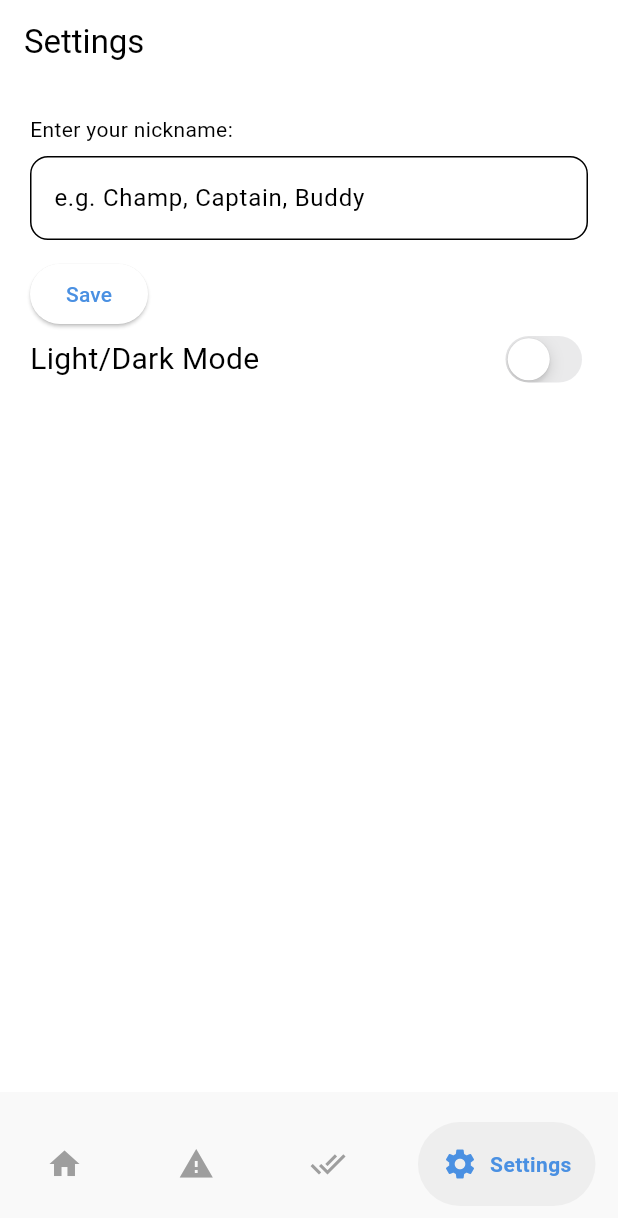
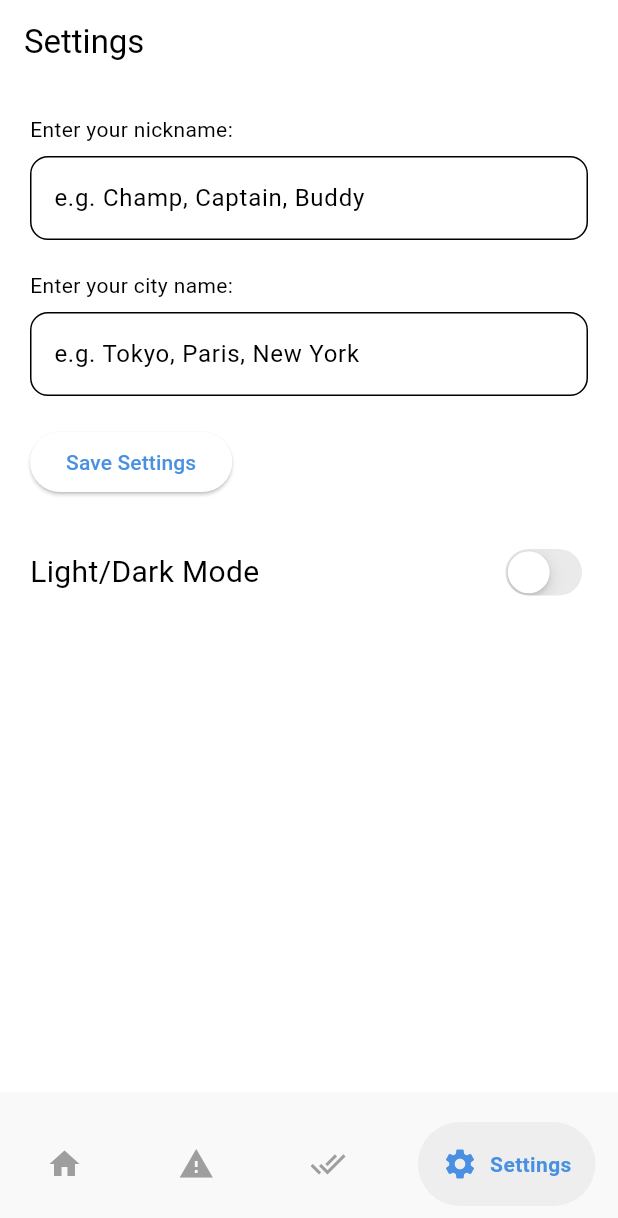
Before and after one commit to Ibrhm75/brivlo, a Flutter app: the screen it shows after launch, item 4 of the bottom bar chosen, on a phone screen of 412 x 824 dp. Shown: the top 1218 px of the screen. Run offline on Flutter 3.47's test engine with Material 3 defaults, Android fonts, the phone set to English and light mode, and no system bars; drawn by our look-alikes of google_nav_bar; our stand-ins replace flutter_animate, shared_preferences, weather; network calls fail.

Commit message:
added option for user to choose city weather

```diff
--- /dev/null
+++ b/lib/consts.dart
@@ -0,0 +1 @@
+const OPENWEATHER_API_KEY = "81807ee39a517e955a9f696c14630f58";
--- a/lib/pages/home_page.dart
+++ b/lib/pages/home_page.dart
@@ -16,9 +16,9 @@ class _HomePageState extends State<HomePage> {
   int _selectedIndex = 0;
 
   static final List<Widget> _widgetOptions = <Widget>[
-    DashboardPage(),
+    const DashboardPage(),
     const EssentialsPage(),
-    TodoPage(),
+    const TodoPage(),
     const SettingsPage(),
   ];
 
--- a/lib/pages/settings_page.dart
+++ b/lib/pages/settings_page.dart
@@ -2,7 +2,6 @@ import 'package:brivlo/theme/theme_provider.dart';
 import 'package:flutter/cupertino.dart';
 import 'package:flutter/material.dart';
 import 'package:provider/provider.dart';
-import 'package:flutter/material.dart';
 import 'package:shared_preferences/shared_preferences.dart';
 
 class SettingsPage extends StatefulWidget {
@@ -14,23 +13,27 @@ class SettingsPage extends StatefulWidget {
 
 class _SettingsPageState extends State<SettingsPage> {
   final TextEditingController _nicknameController = TextEditingController();
+  final TextEditingController _cityController = TextEditingController();
 
   @override
   void initState() {
     super.initState();
-    _loadNickname();
+    _loadUserSettings();
   }
 
-  Future<void> _loadNickname() async {
+  Future<void> _loadUserSettings() async {
     final prefs = await SharedPreferences.getInstance();
     _nicknameController.text = prefs.getString('nickname') ?? '';
+    _cityController.text = prefs.getString('city') ?? '';
   }
 
-  Future<void> _saveNickname() async {
+  Future<void> _saveSettings() async {
     final prefs = await SharedPreferences.getInstance();
     await prefs.setString('nickname', _nicknameController.text.trim());
+    await prefs.setString('city', _cityController.text.trim());
+
     ScaffoldMessenger.of(context).showSnackBar(
-      const SnackBar(content: Text('Nickname saved!')),
+      const SnackBar(content: Text('Settings saved!')),
     );
   }
 
@@ -49,15 +52,29 @@ class _SettingsPageState extends State<SettingsPage> {
               controller: _nicknameController,
               decoration: InputDecoration(
                 hintText: "e.g. Champ, Captain, Buddy",
-                border:
-                    OutlineInputBorder(borderRadius: BorderRadius.circular(12)),
+                border: OutlineInputBorder(
+                  borderRadius: BorderRadius.circular(12),
+                ),
               ),
             ),
-            const SizedBox(height: 12),
+            const SizedBox(height: 20),
+            const Text("Enter your city name:"),
+            const SizedBox(height: 8),
+            TextField(
+              controller: _cityController,
+              decoration: InputDecoration(
+                hintText: "e.g. Tokyo, Paris, New York",
+                border: OutlineInputBorder(
+                  borderRadius: BorderRadius.circular(12),
+                ),
+              ),
+            ),
+            const SizedBox(height: 20),
             ElevatedButton(
-              onPressed: _saveNickname,
-              child: const Text("Save"),
+              onPressed: _saveSettings,
+              child: const Text("Save Settings"),
             ),
+            const SizedBox(height: 30),
             Row(
               mainAxisAlignment: MainAxisAlignment.spaceBetween,
               children: [
@@ -81,3 +98,105 @@ class _SettingsPageState extends State<SettingsPage> {
     );
   }
 }
+
+
+// import 'package:brivlo/theme/theme_provider.dart';
+// import 'package:flutter/cupertino.dart';
+// import 'package:flutter/material.dart';
+// import 'package:provider/provider.dart';
+// import 'package:shared_preferences/shared_preferences.dart';
+
+// class SettingsPage extends StatefulWidget {
+//   const SettingsPage({Key? key}) : super(key: key);
+
+//   @override
+//   State<SettingsPage> createState() => _SettingsPageState();
+// }
+
+// class _SettingsPageState extends State<SettingsPage> {
+//   final TextEditingController _nicknameController = TextEditingController();
+//   final TextEditingController _cityController = TextEditingController();
+
+//   @override
+//   void initState() {
+//     super.initState();
+//     _loadUserSettings();
+//   }
+
+//   Future<void> _loadUserSettings() async {
+//     final prefs = await SharedPreferences.getInstance();
+//     _nicknameController.text = prefs.getString('nickname') ?? '';
+//     _cityController.text = prefs.getString('city') ?? '';
+//   }
+
+//   Future<void> _saveSettings() async {
+//     final prefs = await SharedPreferences.getInstance();
+//     await prefs.setString('nickname', _nicknameController.text.trim());
+//     await prefs.setString('city', _cityController.text.trim());
+
+//     ScaffoldMessenger.of(context).showSnackBar(
+//       const SnackBar(content: Text('Settings saved!')),
+//     );
+//   }
+
+//   @override
+//   Widget build(BuildContext context) {
+//     return Scaffold(
+//       appBar: AppBar(title: const Text("Settings")),
+//       body: Padding(
+//         padding: const EdgeInsets.all(20.0),
+//         child: Column(
+//           crossAxisAlignment: CrossAxisAlignment.start,
+//           children: [
+//             const Text("Enter your nickname:"),
+//             const SizedBox(height: 8),
+//             TextField(
+//               controller: _nicknameController,
+//               decoration: InputDecoration(
+//                 hintText: "e.g. Champ, Captain, Buddy",
+//                 border: OutlineInputBorder(
+//                   borderRadius: BorderRadius.circular(12),
+//                 ),
+//               ),
+//             ),
+//             const SizedBox(height: 20),
+//             const Text("Enter your city name:"),
+//             const SizedBox(height: 8),
+//             TextField(
+//               controller: _cityController,
+//               decoration: InputDecoration(
+//                 hintText: "e.g. Tokyo, Paris, New York",
+//                 border: OutlineInputBorder(
+//                   borderRadius: BorderRadius.circular(12),
+//                 ),
+//               ),
+//             ),
+//             const SizedBox(height: 20),
+//             ElevatedButton(
+//               onPressed: _saveSettings,
+//               child: const Text("Save Settings"),
+//             ),
+//             const SizedBox(height: 30),
+//             Row(
+//               mainAxisAlignment: MainAxisAlignment.spaceBetween,
+//               children: [
+//                 const Text(
+//                   'Light/Dark Mode',
+//                   style: TextStyle(
+//                     fontSize: 20,
+//                   ),
+//                 ),
+//                 CupertinoSwitch(
+//                   value: Provider.of<ThemeProvider>(context).isDarkMode,
+//                   onChanged: (value) =>
+//                       Provider.of<ThemeProvider>(context, listen: false)
+//                           .toggleTheme(),
+//                 ),
+//               ],
+//             ),
+//           ],
+//         ),
+//       ),
+//     );
+//   }
+// }
--- a/lib/sections/greeting_section.dart
+++ b/lib/sections/greeting_section.dart
@@ -3,7 +3,7 @@ import 'package:flutter_animate/flutter_animate.dart';
 import 'package:shared_preferences/shared_preferences.dart';
 
 class GreetingSection extends StatefulWidget {
-  const GreetingSection({Key? key}) : super(key: key);
+  const GreetingSection({super.key});
 
   @override
   State<GreetingSection> createState() => _GreetingSectionState();
--- a/pubspec.yaml
+++ b/pubspec.yaml
@@ -40,6 +40,9 @@ dependencies:
   flutter_launcher_icons: ^0.14.3
   flutter_animate: ^4.5.2
   shared_preferences: ^2.2.3
+  weather: ^3.2.1
+  intl: ^0.20.2
+
 
 flutter_launcher_icons:
   android: "launcher_icon"
```
Also changed, not shown: lib/sections/weather_section.dart (+83 -23 lines), pubspec.lock.
